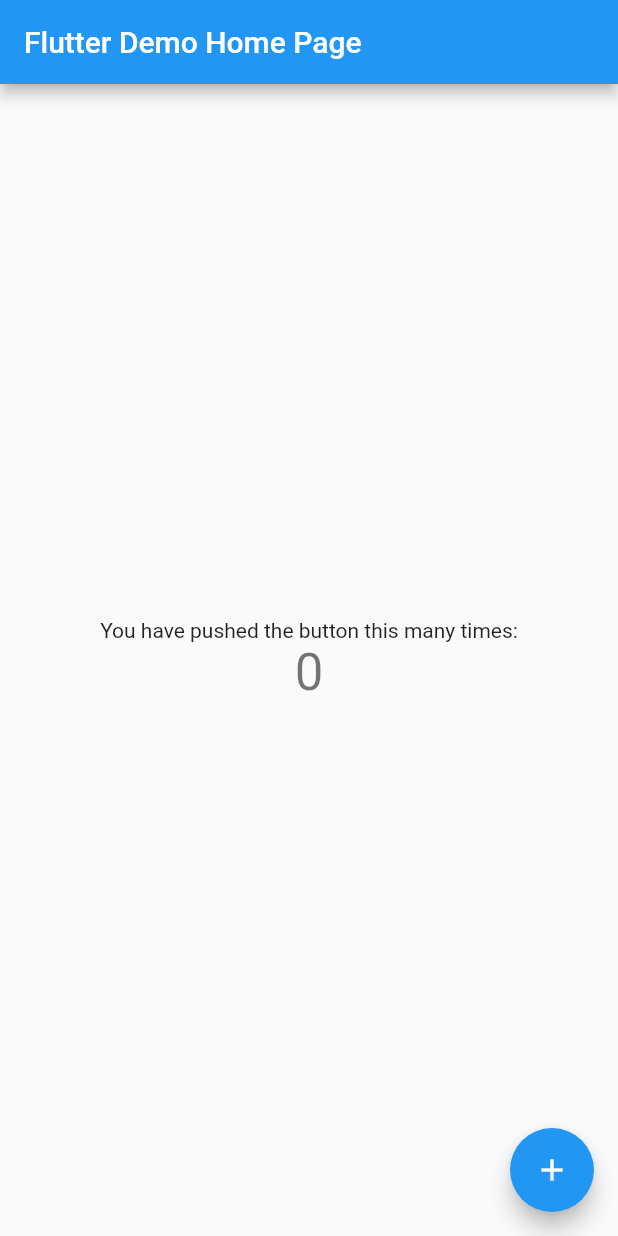
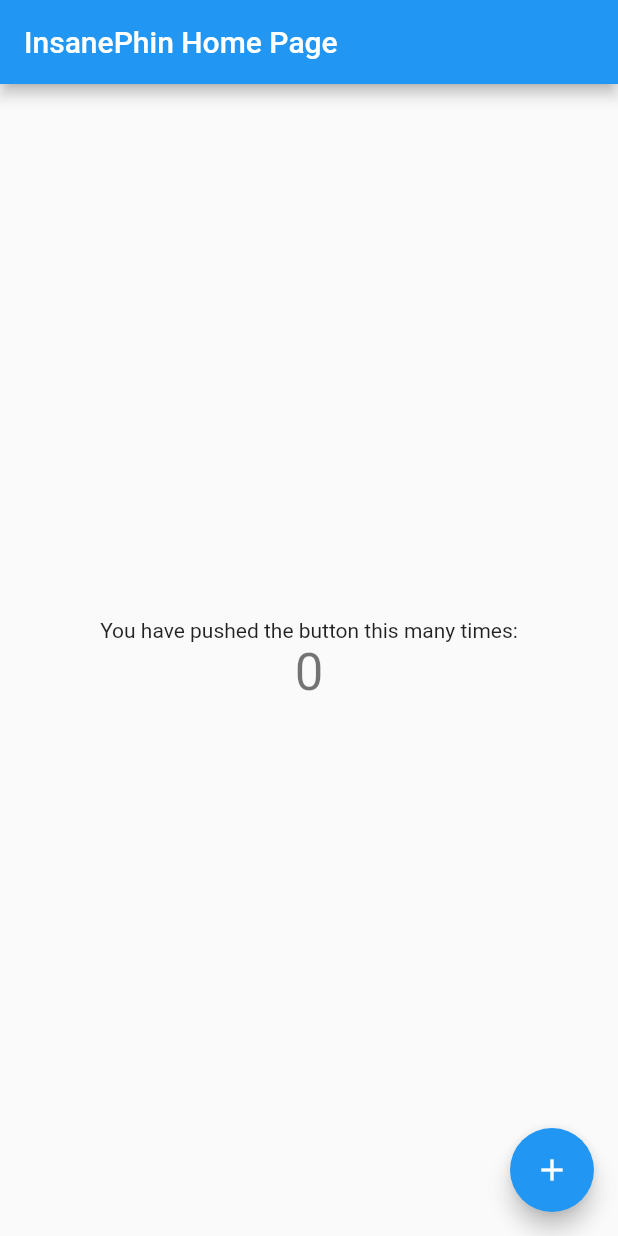
Before and after one commit to InsanePhin/insanephin.github.io, a Flutter app: the screen it shows after launch, on a phone screen of 412 x 824 dp. Run offline on Flutter 3.47's test engine with Material 2 defaults, Android fonts, the phone set to English and light mode, and no system bars.

Commit message:
change title and theme color

```diff
--- a/lib/main.dart
+++ b/lib/main.dart
@@ -11,7 +11,7 @@ class MyApp extends StatelessWidget {
   @override
   Widget build(BuildContext context) {
     return MaterialApp(
-      title: 'Flutter Demo',
+      title: 'InsanePhin',
       theme: ThemeData(
         // This is the theme of your application.
         //
@@ -24,7 +24,7 @@ class MyApp extends StatelessWidget {
         // is not restarted.
         primarySwatch: Colors.blue,
       ),
-      home: const MyHomePage(title: 'Flutter Demo Home Page'),
+      home: const MyHomePage(title: 'InsanePhin Home Page'),
     );
   }
 }
```
Also changed, not shown: 2 other files.
